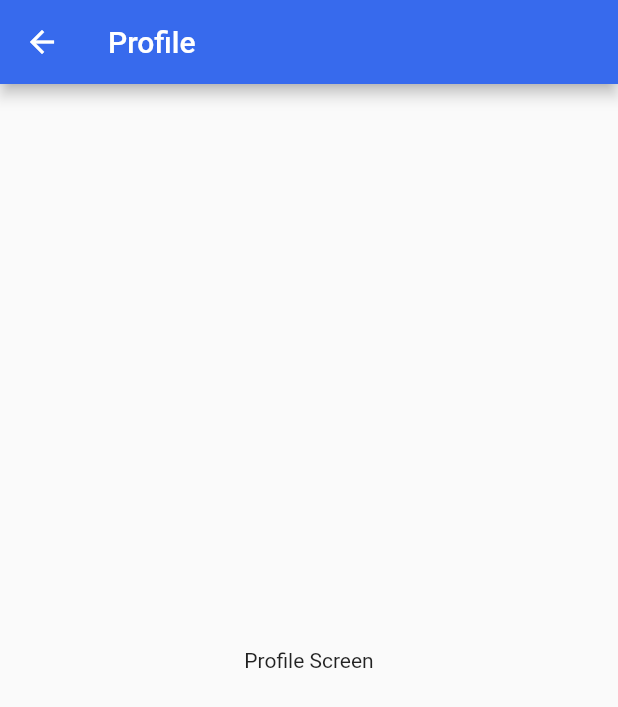
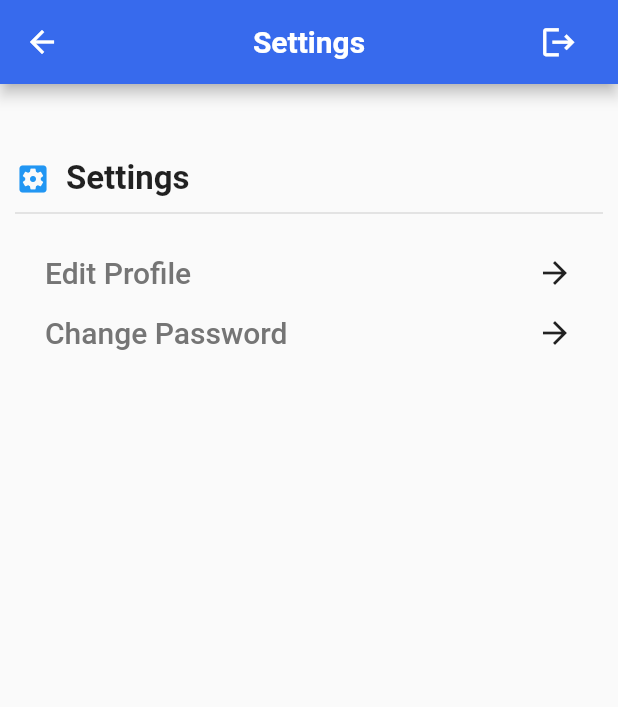
Before and after one commit to ryanthony6/flutter_chatapp, a Flutter app: the ProfileScreen screen opened directly, on a phone screen of 412 x 824 dp. Shown: the top 707 px of the screen. Run offline on Flutter 3.47's test engine with Material 2 defaults, Android fonts, the phone set to English and light mode, and no system bars; our stand-ins replace firebase_auth, firebase_core, google_fonts, google_sign_in, introduction_screen, shared_preferences; accounts and stored records are empty; network calls fail.

Commit message:
settings ui

```diff
--- /dev/null
+++ b/lib/Pages/Settings.dart
@@ -0,0 +1,124 @@
+import 'package:chatapp/screens/auth/auth_services.dart';
+import 'package:chatapp/screens/auth/loginPage.dart';
+import 'package:flutter/material.dart';
+
+class ProfileScreen extends StatelessWidget {
+  @override
+  Widget build(BuildContext context) {
+    return Scaffold(
+      appBar: AppBar(
+        centerTitle: true,
+        backgroundColor: Color(0xFF376AED),
+        title: Text(
+          'Settings',
+          style: TextStyle(fontSize: 20, fontWeight: FontWeight.bold),
+        ),
+        actions: [
+          IconButton(
+              padding: EdgeInsets.symmetric(horizontal: 28),
+              onPressed: () {
+                auth_service().signOut();
+                Navigator.pushReplacement(
+                    context, MaterialPageRoute(builder: (_) => LoginPage()));
+              },
+              icon: Icon(
+                Icons.logout,
+                size: 25,
+              )),
+        ],
+      ),
+      body: Container(
+        padding: const EdgeInsets.all(10),
+        child: ListView(
+          children: [
+            SizedBox(height: 40),
+            Row(
+              children: [
+                Icon(
+                  Icons.settings_applications,
+                  color: Colors.blue,
+                ),
+                SizedBox(width: 10),
+                Text(
+                  'Settings',
+                  style: TextStyle(fontSize: 22, fontWeight: FontWeight.bold),
+                )
+              ],
+            ),
+            Divider(
+              height: 20,
+              thickness: 1,
+            ),
+            SizedBox(
+              height: 10,
+            ),
+            editProfileOption(context, 'Edit Profile'),
+            changePasswordOption(context, 'Change Password'),
+          ],
+        ),
+      ),
+    );
+  }
+
+  GestureDetector editProfileOption(BuildContext context, String title) {
+    return GestureDetector(
+      onTap: () {},
+      child: Padding(
+        padding: const EdgeInsets.symmetric(vertical: 8, horizontal: 20),
+        child: Row(
+          mainAxisAlignment: MainAxisAlignment.spaceBetween,
+          children: [
+            Text(title,
+                style: TextStyle(
+                    fontSize: 20,
+                    fontWeight: FontWeight.w500,
+                    color: Colors.grey[600])),
+            Icon(Icons.arrow_forward)
+          ],
+        ),
+      ),
+    );
+  }
+
+  GestureDetector changePasswordOption(BuildContext context, String title) {
+    return GestureDetector(
+      onTap: () {
+        showDialog(
+            context: context,
+            builder: (BuildContext context) {
+              return AlertDialog(
+                title: Text(title),
+                content: Column(
+                  mainAxisSize: MainAxisSize.min,
+                  children: [
+                    Text("Your password has been reset, check your email")
+                  ],
+                ),
+                actions: [
+                  TextButton(
+                      onPressed: () {
+                        Navigator.pushReplacement(context,
+                            MaterialPageRoute(builder: (_) => LoginPage()));
+                      },
+                      child: Text('Close'))
+                ],
+              );
+            });
+      },
+      child: Padding(
+        padding: const EdgeInsets.symmetric(vertical: 8, horizontal: 20),
+        child: Row(
+          mainAxisAlignment: MainAxisAlignment.spaceBetween,
+          children: [
+            Text(title,
+                style: TextStyle(
+                    fontSize: 20,
+                    fontWeight: FontWeight.w500,
+                    color: Colors.grey[600])),
+            Icon(Icons.arrow_forward)
+          ],
+        ),
+      ),
+    );
+  }
+}
--- a/lib/screens/splash_screen.dart
+++ b/lib/screens/splash_screen.dart
@@ -1,5 +1,6 @@
 import 'dart:async';
 
+import 'package:chatapp/screens/auth/email_verif.dart';
 import 'package:chatapp/screens/auth/loginPage.dart';
 import 'package:chatapp/screens/home_screen.dart';
 import 'package:chatapp/screens/onboard_screen.dart';
@@ -27,6 +28,7 @@ class _splashScreenState extends State<splashScreen>
         // user not logged ==> Login Screen
         Navigator.pushAndRemoveUntil(context,
             MaterialPageRoute(builder: (_) => onboardScreen()), (route) => false);
+        // user email not verified but suddenly force close
       } else {
         // user already logged in ==> Home Screen
         Navigator.pushAndRemoveUntil(context,
```
Also changed, not shown: lib/Pages/Chats.dart (added, +20 -0 lines), lib/Pages/Contacts.dart (added, +13 -0 lines), lib/screens/auth/auth_services.dart (+7 -0 lines), lib/screens/auth/email_verif.dart (+13 -7 lines), lib/screens/auth/loginPage.dart (+3 -40 lines), lib/screens/home_screen.dart (+9 -78 lines).
